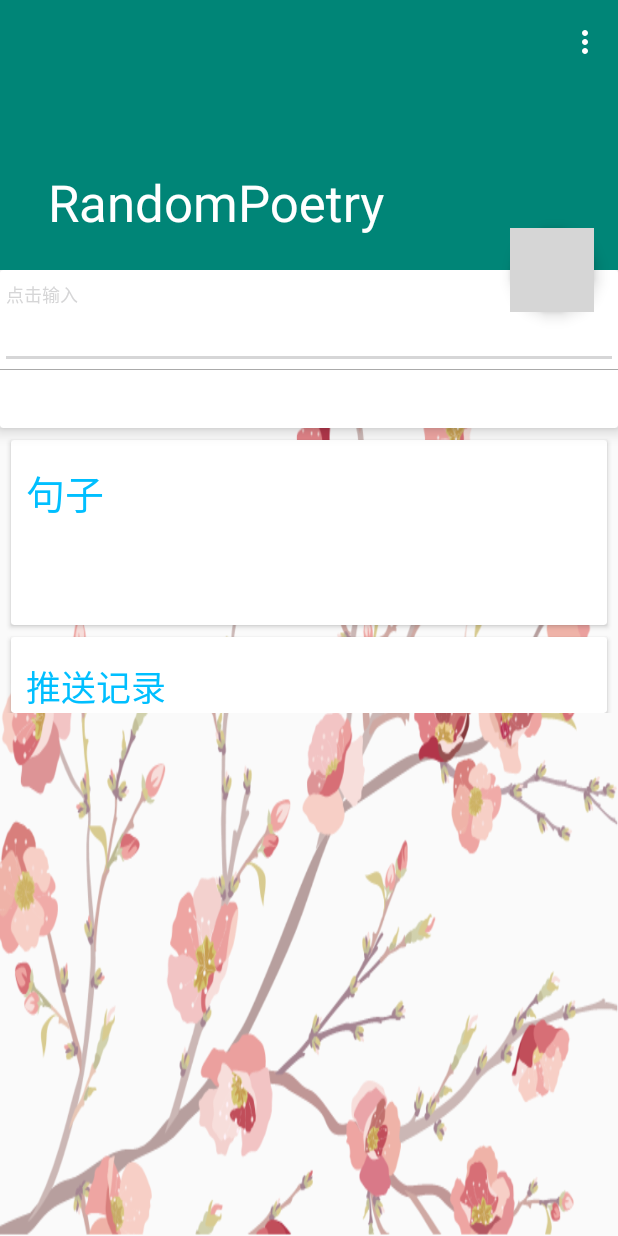
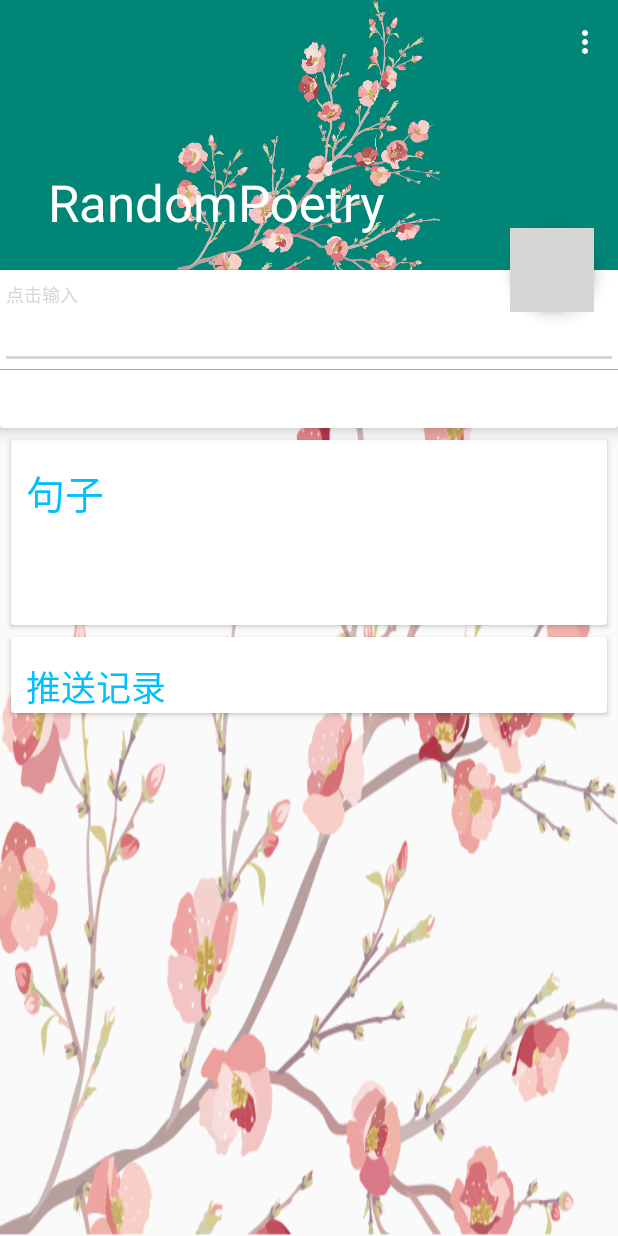
Before and after one commit to leeshi/RandomPoetry, an Android app: the screen it shows after launch (ScrollingActivity), on a phone screen of 412 x 824 dp. Run offline under Robolectric (Android 15) with nearby library versions, the phone set to English and light mode, and no system bars; plain views replace AutofitTextView; 2 statements that could not run were skipped; grey boxes are pictures that could not be loaded.

Commit message:
modify icon

```diff
--- a/app/src/main/AndroidManifest.xml
+++ b/app/src/main/AndroidManifest.xml
@@ -6,7 +6,7 @@
     <application
         android:allowBackup="true"
         android:usesCleartextTraffic="true"
-        android:icon="@mipmap/ic_launcher"
+        android:icon="@drawable/flower"
         android:label="@string/app_name"
         android:roundIcon="@mipmap/ic_launcher_round"
         android:supportsRtl="true"
--- a/app/src/main/res/layout/activity_scrolling.xml
+++ b/app/src/main/res/layout/activity_scrolling.xml
@@ -27,7 +27,8 @@
             <ImageView
                 android:id="@+id/imageView"
                 android:layout_width="match_parent"
-                android:layout_height="match_parent" />
+                android:layout_height="match_parent"
+                android:src="@drawable/bg"/>
 
             <android.support.v7.widget.Toolbar
                 android:id="@+id/toolbar"
@@ -46,7 +47,7 @@
         android:layout_width="wrap_content"
         android:layout_height="wrap_content"
         android:layout_margin="@dimen/fab_margin"
-        app:backgroundTint="@color/blue"
+        app:backgroundTint="@color/PupleCrystal"
         app:layout_anchor="@id/app_bar"
         app:layout_anchorGravity="bottom|end"
         app:srcCompat="@drawable/arrow" />
--- a/app/src/main/res/layout/content_scrolling.xml
+++ b/app/src/main/res/layout/content_scrolling.xml
@@ -118,7 +118,8 @@
             android:layout_width="match_parent"
             android:layout_height="wrap_content"
             android:layout_marginRight="7dp"
-            android:layout_marginLeft="7dp">
+            android:layout_marginLeft="7dp"
+            android:layout_marginBottom="5dp">
 
             <RelativeLayout
                 android:layout_width="match_parent"
```
Also changed, not shown: app/src/main/res/layout/activity_search_poetry.xml (+3 -4 lines), app/src/main/res/drawable/flower.png (added).
